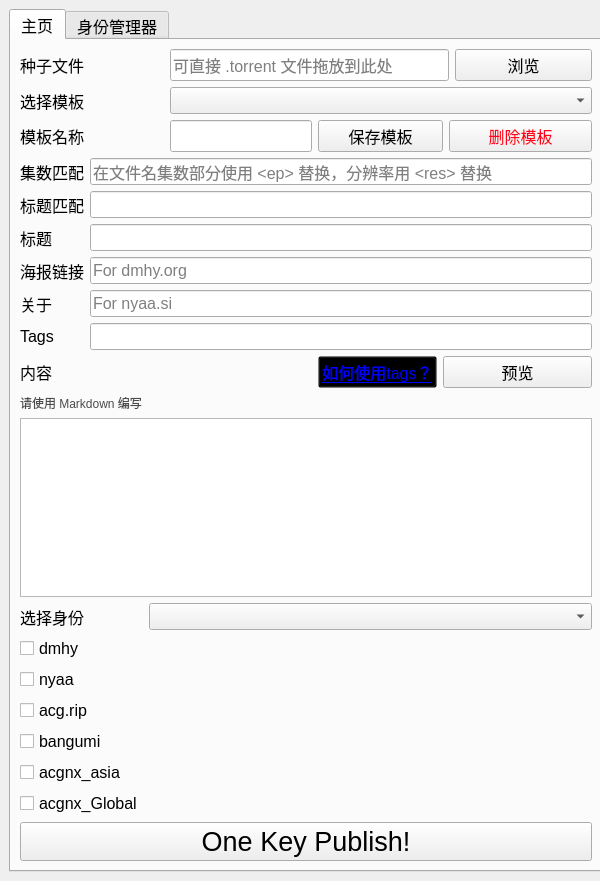
Qt form OKP.ui (AmusementClub/OKPGUI) before a commit.
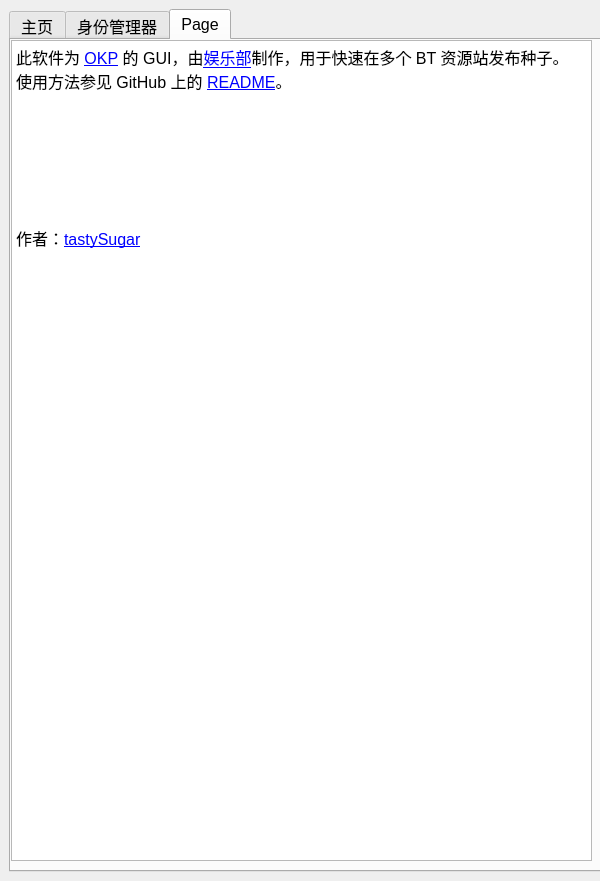
The same form after that commit. The open tabs and pages were chosen to show the change.

What changed in the file:
```diff
--- a/OKP.ui
+++ b/OKP.ui
@@ -824,6 +824,45 @@
         </item>
        </layout>
       </widget>
+      <widget class="QWidget" name="tab_2">
+       <attribute name="title">
+        <string>Page</string>
+       </attribute>
+       <widget class="QWidget" name="verticalLayoutWidget">
+        <property name="geometry">
+         <rect>
+          <x>0</x>
+          <y>0</y>
+          <width>581</width>
+          <height>821</height>
+         </rect>
+        </property>
+        <layout class="QVBoxLayout" name="verticalLayout">
+         <item>
+          <widget class="QTextBrowser" name="textBrowser">
+           <property name="html">
+            <string>&lt;!DOCTYPE HTML PUBLIC &quot;-//W3C//DTD HTML 4.0//EN&quot; &quot;http://www.w3.org/TR/REC-html40/strict.dtd&quot;&gt;
+&lt;html&gt;&lt;head&gt;&lt;meta name=&quot;qrichtext&quot; content=&quot;1&quot; /&gt;&lt;style type=&quot;text/css&quot;&gt;
+p, li { white-space: pre-wrap; }
+&lt;/style&gt;&lt;/head&gt;&lt;body style=&quot; font-family:'Microsoft YaHei UI'; font-size:12pt; font-weight:400; font-style:normal;&quot;&gt;
+&lt;p style=&quot; margin-top:0px; margin-bottom:0px; margin-left:0px; margin-right:0px; -qt-block-indent:0; text-indent:0px;&quot;&gt;此软件为 &lt;a href=&quot;https://github.com/AmusementClub/OKP&quot;&gt;&lt;span style=&quot; text-decoration: underline; color:#0000ff;&quot;&gt;OKP&lt;/span&gt;&lt;/a&gt; 的 GUI，由&lt;a href=&quot;https://github.com/AmusementClub&quot;&gt;&lt;span style=&quot; text-decoration: underline; color:#0000ff;&quot;&gt;娱乐部&lt;/span&gt;&lt;/a&gt;制作，用于快速在多个 BT 资源站发布种子。&lt;/p&gt;
+&lt;p style=&quot; margin-top:0px; margin-bottom:0px; margin-left:0px; margin-right:0px; -qt-block-indent:0; text-indent:0px;&quot;&gt;使用方法参见 GitHub 上的 &lt;a href=&quot;https://github.com/AmusementClub/OKPGUI&quot;&gt;&lt;span style=&quot; text-decoration: underline; color:#0000ff;&quot;&gt;README&lt;/span&gt;&lt;/a&gt;。&lt;/p&gt;
+&lt;p style=&quot;-qt-paragraph-type:empty; margin-top:0px; margin-bottom:0px; margin-left:0px; margin-right:0px; -qt-block-indent:0; text-indent:0px;&quot;&gt;&lt;br /&gt;&lt;/p&gt;
+&lt;p style=&quot;-qt-paragraph-type:empty; margin-top:0px; margin-bottom:0px; margin-left:0px; margin-right:0px; -qt-block-indent:0; text-indent:0px;&quot;&gt;&lt;br /&gt;&lt;/p&gt;
+&lt;p style=&quot;-qt-paragraph-type:empty; margin-top:0px; margin-bottom:0px; margin-left:0px; margin-right:0px; -qt-block-indent:0; text-indent:0px;&quot;&gt;&lt;br /&gt;&lt;/p&gt;
+&lt;p style=&quot;-qt-paragraph-type:empty; margin-top:0px; margin-bottom:0px; margin-left:0px; margin-right:0px; -qt-block-indent:0; text-indent:0px;&quot;&gt;&lt;br /&gt;&lt;/p&gt;
+&lt;p style=&quot;-qt-paragraph-type:empty; margin-top:0px; margin-bottom:0px; margin-left:0px; margin-right:0px; -qt-block-indent:0; text-indent:0px;&quot;&gt;&lt;br /&gt;&lt;/p&gt;
+&lt;p style=&quot;-qt-paragraph-type:empty; margin-top:0px; margin-bottom:0px; margin-left:0px; margin-right:0px; -qt-block-indent:0; text-indent:0px;&quot;&gt;&lt;br /&gt;&lt;/p&gt;
+&lt;p style=&quot;-qt-paragraph-type:empty; margin-top:0px; margin-bottom:0px; margin-left:0px; margin-right:0px; -qt-block-indent:0; text-indent:0px;&quot;&gt;&lt;br /&gt;&lt;/p&gt;
+&lt;p style=&quot; margin-top:0px; margin-bottom:0px; margin-left:0px; margin-right:0px; -qt-block-indent:0; text-indent:0px;&quot;&gt;作者：&lt;a href=&quot;https://github.com/tastysugar&quot;&gt;&lt;span style=&quot; text-decoration: underline; color:#0000ff;&quot;&gt;tastySugar&lt;/span&gt;&lt;/a&gt;&lt;/p&gt;
+&lt;p style=&quot;-qt-paragraph-type:empty; margin-top:0px; margin-bottom:0px; margin-left:0px; margin-right:0px; -qt-block-indent:0; text-indent:0px;&quot;&gt;&lt;br /&gt;&lt;/p&gt;
+&lt;p style=&quot;-qt-paragraph-type:empty; margin-top:0px; margin-bottom:0px; margin-left:0px; margin-right:0px; -qt-block-indent:0; text-indent:0px;&quot;&gt;&lt;br /&gt;&lt;/p&gt;&lt;/body&gt;&lt;/html&gt;</string>
+           </property>
+          </widget>
+         </item>
+        </layout>
+       </widget>
+      </widget>
      </widget>
     </item>
    </layout>
```
